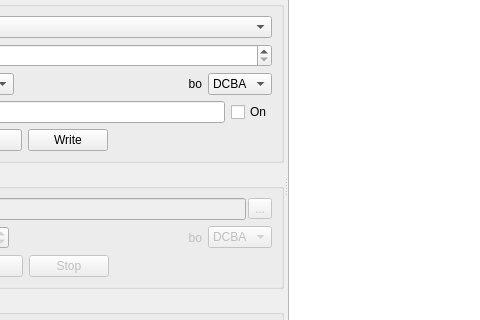
The window that PortListener/modbustcpclient.ui (khomchenkovaa/PortListener) describes before a commit, drawn with Qt 5; both pictures show x 143 to 623 and y 170 to 490 of the 805 by 712 pixel window.
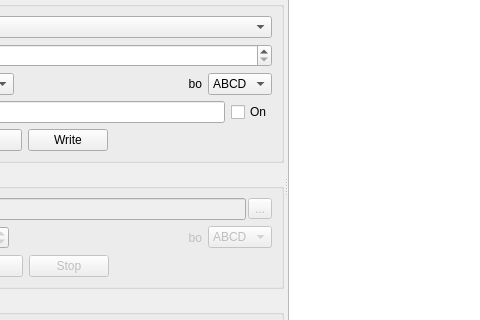
The same window after the commit.

Diff of the .ui file:
```diff
--- a/PortListener/modbustcpclient.ui
+++ b/PortListener/modbustcpclient.ui
@@ -193,7 +193,7 @@
             <item>
              <widget class="QComboBox" name="cmbByteOrder">
               <property name="currentIndex">
-               <number>1</number>
+               <number>0</number>
               </property>
               <item>
                <property name="text">
@@ -348,7 +348,7 @@
             <item>
              <widget class="QComboBox" name="cmbCRByteOrder">
               <property name="currentIndex">
-               <number>1</number>
+               <number>0</number>
               </property>
               <item>
                <property name="text">
```
